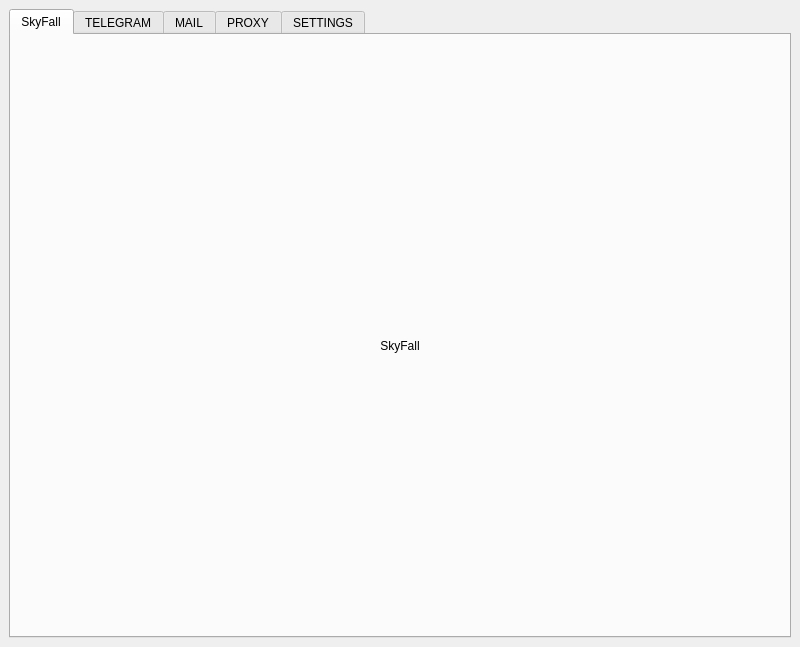
Old version of the form resources/form.ui in the repository Nighty3098/SkyFall.
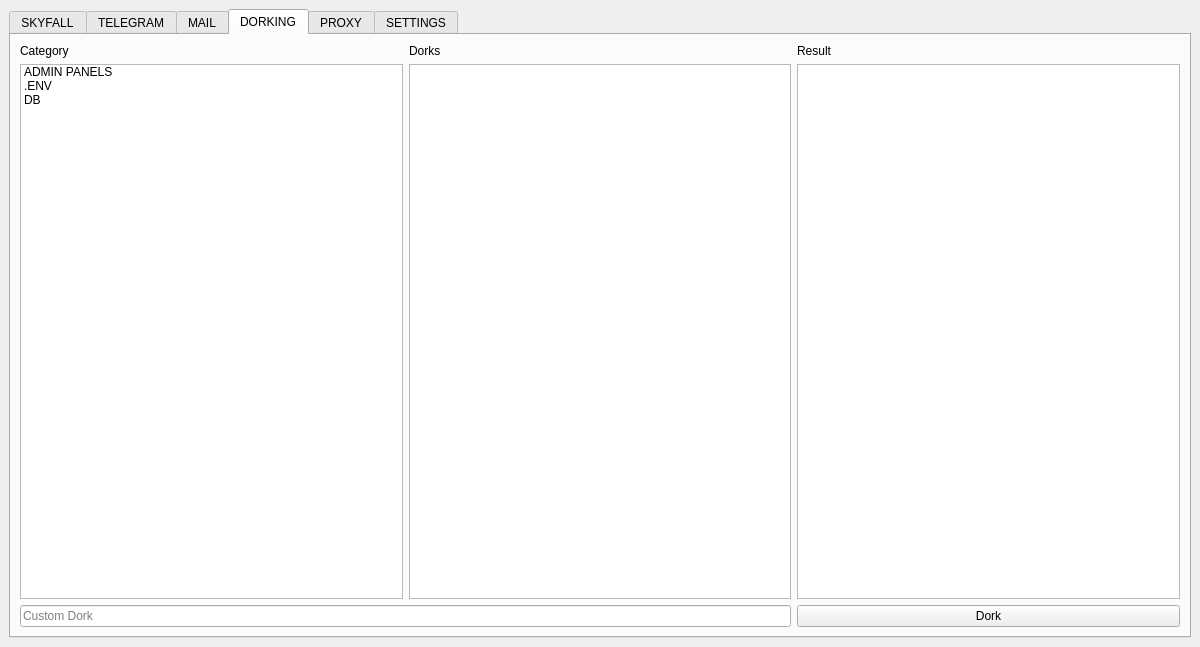
New version of the form. The open tabs and pages were chosen to show the change.

Diff of the .ui file:
```diff
--- a/resources/form.ui
+++ b/resources/form.ui
@@ -6,7 +6,7 @@
    <rect>
     <x>0</x>
     <y>0</y>
-    <width>800</width>
+    <width>1200</width>
     <height>647</height>
    </rect>
   </property>
@@ -22,7 +22,7 @@
       </property>
       <widget class="QWidget" name="mainTab">
        <attribute name="title">
-        <string>SkyFall</string>
+        <string>SKYFALL</string>
        </attribute>
        <layout class="QVBoxLayout" name="mainTabLayout">
         <item>
@@ -441,6 +441,77 @@
         <string>MAIL</string>
        </attribute>
       </widget>
+      <widget class="QWidget" name="dorkingTab">
+       <attribute name="title">
+        <string>DORKING</string>
+       </attribute>
+       <layout class="QVBoxLayout" name="verticalLayout_12">
+        <item>
+         <layout class="QGridLayout" name="gridLayout_5">
+          <item row="0" column="1">
+           <widget class="QLabel" name="label_9">
+            <property name="text">
+             <string>Dorks</string>
+            </property>
+           </widget>
+          </item>
+          <item row="0" column="0">
+           <widget class="QLabel" name="label_8">
+            <property name="text">
+             <string>Category</string>
+            </property>
+           </widget>
+          </item>
+          <item row="1" column="2">
+           <widget class="QPlainTextEdit" name="dorksResult"/>
+          </item>
+          <item row="1" column="1">
+           <widget class="QListWidget" name="dorksList"/>
+          </item>
+          <item row="1" column="0">
+           <widget class="QListWidget" name="dorksCategoryList">
+            <item>
+             <property name="text">
+              <string>ADMIN PANELS</string>
+             </property>
+            </item>
+            <item>
+             <property name="text">
+              <string>.ENV</string>
+             </property>
+            </item>
+            <item>
+             <property name="text">
+              <string>DB</string>
+             </property>
+            </item>
+           </widget>
+          </item>
+          <item row="2" column="2">
+           <widget class="QPushButton" name="dorkItButton">
+            <property name="text">
+             <string>Dork</string>
+            </property>
+           </widget>
+          </item>
+          <item row="0" column="2">
+           <widget class="QLabel" name="label_10">
+            <property name="text">
+             <string>Result</string>
+            </property>
+           </widget>
+          </item>
+          <item row="2" column="0" colspan="2">
+           <widget class="QLineEdit" name="customDorkEdit">
+            <property name="placeholderText">
+             <string>Custom Dork</string>
+            </property>
+           </widget>
+          </item>
+         </layout>
+        </item>
+       </layout>
+      </widget>
       <widget class="QWidget" name="proxy_tab">
        <attribute name="title">
         <string>PROXY</string>
```
